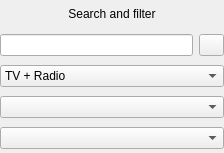
This is src/ui/playlist/PlaylistFilterWidget.ui in ntadej/tano as Qt 5 draws it before an edit. The edited form follows.
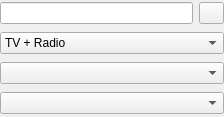
This is the edited form. Icons and pictures are not drawn.

The edit to the form file:
```diff
--- a/src/ui/playlist/PlaylistFilterWidget.ui
+++ b/src/ui/playlist/PlaylistFilterWidget.ui
@@ -7,7 +7,7 @@
     <x>0</x>
     <y>0</y>
     <width>224</width>
-    <height>153</height>
+    <height>117</height>
    </rect>
   </property>
   <property name="windowIcon">
@@ -18,24 +18,7 @@
    <property name="margin">
     <number>0</number>
    </property>
-   <item row="0" column="0" colspan="3">
-    <widget class="QPushButton" name="buttonSearch">
-     <property name="text">
-      <string>Search and filter</string>
-     </property>
-     <property name="icon">
-      <iconset resource="../../../data/icons.qrc">
-       <normaloff>:/icons/16x16/search.png</normaloff>:/icons/16x16/search.png</iconset>
-     </property>
-     <property name="checkable">
-      <bool>true</bool>
-     </property>
-     <property name="flat">
-      <bool>true</bool>
-     </property>
-    </widget>
-   </item>
-   <item row="1" column="2">
+   <item row="0" column="2">
     <widget class="QPushButton" name="buttonClear">
      <property name="maximumSize">
       <size>
@@ -52,10 +35,10 @@
      </property>
     </widget>
    </item>
-   <item row="1" column="0" colspan="2">
+   <item row="0" column="0" colspan="2">
     <widget class="QLineEdit" name="editSearch"/>
    </item>
-   <item row="2" column="0" colspan="3">
+   <item row="1" column="0" colspan="3">
     <widget class="QComboBox" name="comboType">
      <item>
       <property name="text">
@@ -74,14 +57,14 @@
      </item>
     </widget>
    </item>
-   <item row="4" column="0" colspan="3">
-    <widget class="QComboBox" name="comboLanguage">
-     <property name="maxVisibleItems">
-      <number>50</number>
-     </property>
-    </widget>
-   </item>
    <item row="3" column="0" colspan="3">
+    <widget class="QComboBox" name="comboLanguage">
+     <property name="maxVisibleItems">
+      <number>50</number>
+     </property>
+    </widget>
+   </item>
+   <item row="2" column="0" colspan="3">
     <widget class="QComboBox" name="comboCategory">
      <property name="maxVisibleItems">
       <number>50</number>
```
Left out of the diff: 80 changed lines with no effect on the pictures.
